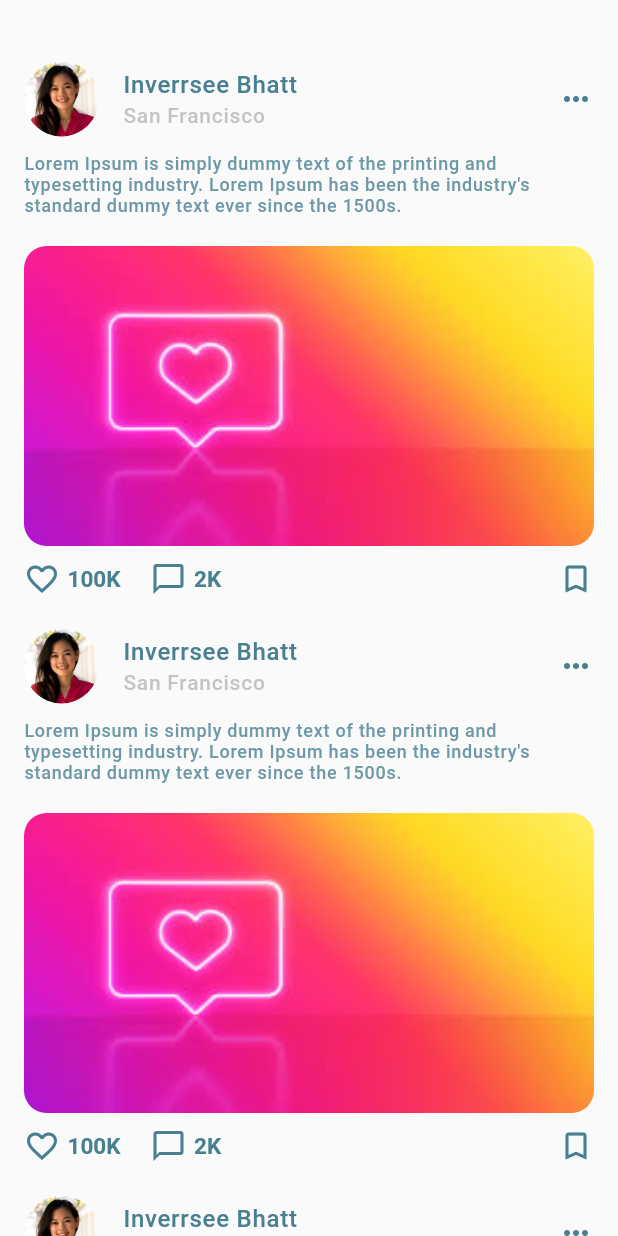
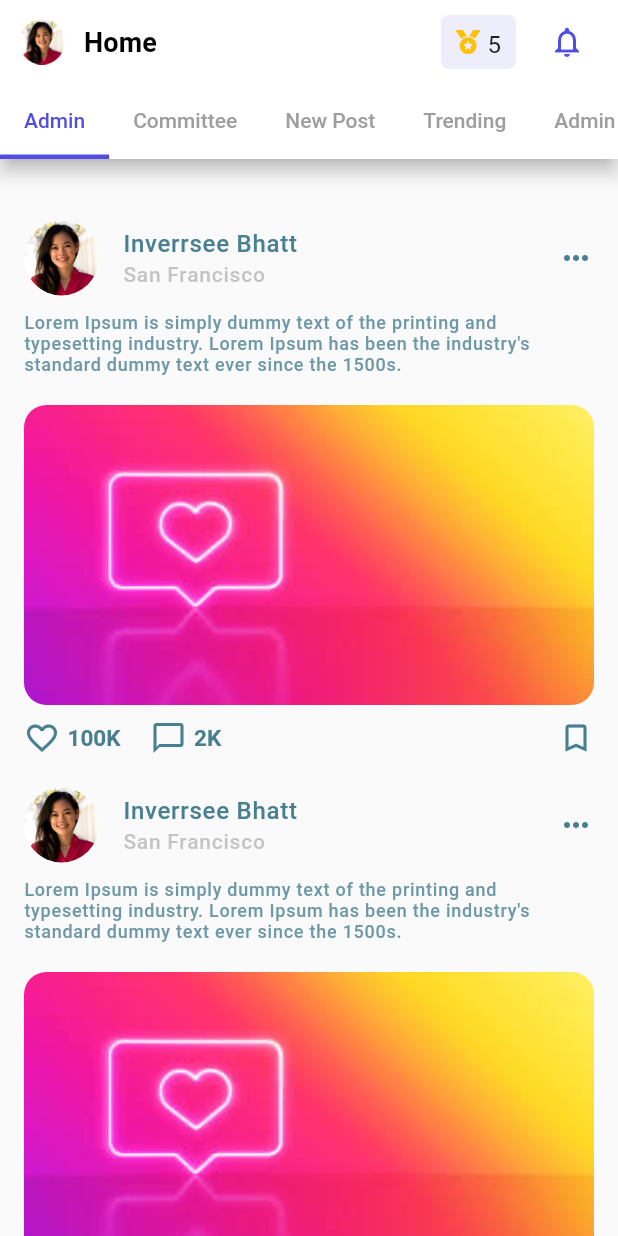
Before and after one commit to yanshi2516/community_app, a Flutter app: the HomeScreen widget shown alone on an empty page, opened directly, on a phone screen of 412 x 824 dp. Run offline on Flutter 3.47's test engine with Material 2 defaults, Android fonts, the phone set to English and light mode, and no system bars; our stand-ins replace carousel_slider, connectivity, email_validator, flutter_advanced_drawer, fluttertoast, font_awesome_flutter and 2 more; accounts and stored records are empty.

Commit message:
latest code

```diff
--- a/lib/ui/home_screen/home_screen.dart
+++ b/lib/ui/home_screen/home_screen.dart
@@ -1,6 +1,8 @@
 import 'package:community_app/resources/color_resources.dart';
 import 'package:community_app/ui/base/base_stateful_widget.dart';
+import 'package:community_app/widgets/common_app_bar.dart';
 import 'package:flutter/material.dart';
+import 'package:font_awesome_flutter/font_awesome_flutter.dart';
 
 class HomeScreen extends StatefulWidget {
   const HomeScreen({Key? key}) : super(key: key);
@@ -9,7 +11,97 @@ class HomeScreen extends StatefulWidget {
   _HomeScreenState createState() => _HomeScreenState();
 }
 
-class _HomeScreenState extends BaseStatefulWidgetState<HomeScreen> {
+class _HomeScreenState extends BaseStatefulWidgetState<HomeScreen>
+    with SingleTickerProviderStateMixin {
+  late TabController _tabController;
+  final List<String> _tabList = [
+    "Admin",
+    "Committee",
+    "New Post",
+    "Trending",
+    "Admin Posts",
+  ];
+
+  @override
+  void initState() {
+    super.initState();
+    _tabController = TabController(
+      length: _tabList.length,
+      vsync: this,
+    );
+  }
+
+  @override
+  PreferredSizeWidget buildAppBar(BuildContext context) {
+    return AppBar(
+      elevation: 5,
+      backgroundColor: kWhiteColor,
+      title: Text(
+        "Home",
+        style: theme.textTheme.subtitle2,
+      ),
+      titleSpacing: 0.0,
+      leading: IconButton(
+        onPressed: () {},
+        icon: Image.asset(
+          "assets/images/profile_image.png",
+          height: 30,
+          width: 30,
+          fit: BoxFit.fill,
+        ),
+      ),
+      actions: [
+        Padding(
+          padding: const EdgeInsets.symmetric(vertical: 10),
+          child: Container(
+            padding: const EdgeInsets.symmetric(horizontal: 10, vertical: 10),
+            decoration: BoxDecoration(
+              color: kBlueColor.withOpacity(0.1),
+              borderRadius: BorderRadius.circular(5),
+            ),
+            child: Row(
+              mainAxisAlignment: MainAxisAlignment.center,
+              mainAxisSize: MainAxisSize.min,
+              children: [
+                const FaIcon(
+                  FontAwesomeIcons.medal,
+                  color: Colors.amber,
+                  size: 16,
+                ),
+                const SizedBox(width: 5),
+                Text(
+                  "5",
+                  style: theme.textTheme.subtitle1,
+                ),
+              ],
+            ),
+          ),
+        ),
+        const SizedBox(width: 10),
+        IconButton(
+          onPressed: () {},
+          icon: const Icon(Icons.notifications_none_outlined),
+          color: kBlueColor,
+        ),
+        const SizedBox(width: 10),
+      ],
+      bottom: PreferredSize(
+        preferredSize: const Size.fromHeight(50),
+        child: TabBar(
+          indicatorWeight: 3,
+          indicatorColor: kBlueColor,
+          isScrollable: true,
+          labelColor: kBlueColor,
+          unselectedLabelColor: kGreyColor,
+          controller: _tabController,
+          tabs: List.generate(_tabList.length, (index) {
+            return Tab(text: _tabList[index]);
+          }),
+        ),
+      ),
+    );
+  }
+
   @override
   Widget buildBody() {
     return SingleChildScrollView(
@@ -17,73 +109,12 @@ class _HomeScreenState extends BaseStatefulWidgetState<HomeScreen> {
         padding: const EdgeInsets.symmetric(horizontal: 16, vertical: 20),
         child: Column(
           children: [
-            // _buildStoriesWidget(),
             _buildFeedListWidget(),
           ],
         ),
       ),
     );
   }
-
-  /*Widget _buildStoriesWidget() {
-    return Column(
-      crossAxisAlignment: CrossAxisAlignment.start,
-      children: [
-        Text(
-          "Stories",
-          style: theme.textTheme.subtitle2?.copyWith(
-            color: kDarkTealColor,
-          ),
-          textAlign: TextAlign.center,
-        ),
-        const SizedBox(height: 25),
-        SizedBox(
-          height: 100,
-          child: ListView.separated(
-            itemCount: 10,
-            physics: const ClampingScrollPhysics(),
-            shrinkWrap: true,
-            scrollDirection: Axis.horizontal,
-            itemBuilder: (context, index) {
-              return SizedBox(
-                width: 80,
-                child: Column(
-                  children: [
-                    Container(
-                      height: 50,
-                      width: 50,
-                      decoration: BoxDecoration(
-                        shape: BoxShape.circle,
-                        image: DecorationImage(
-                          image: Image.asset("assets/images/profile_image.png")
-                              .image,
-                          fit: BoxFit.fill,
-                        ),
-                        border: Border.all(color: kBlueColor, width: 3),
-                      ),
-                    ),
-                    const SizedBox(height: 8),
-                    Text(
-                      "Inverrsee Bhatt",
-                      style: theme.textTheme.bodyText2?.copyWith(
-                        fontSize: 14,
-                        color: kDarkTealColor,
-                        letterSpacing: 0.2,
-                      ),
-                      textAlign: TextAlign.center,
-                    ),
-                  ],
-                ),
-              );
-            },
-            separatorBuilder: (context, index) {
-              return const SizedBox(width: 16);
-            },
-          ),
-        ),
-      ],
-    );
-  }*/
 
   Widget _buildFeedListWidget() {
     return ListView.separated(
```
Also changed, not shown: lib/ui/create_post_screen/create_post_screen.dart (added, +12 -0 lines), lib/ui/find_friend_screen/find_friend_screen.dart (deleted, +0 -104 lines), lib/ui/main_screen/main_screen.dart (+67 -156 lines), lib/ui/members_screen/members_screen.dart (added, +12 -0 lines).
